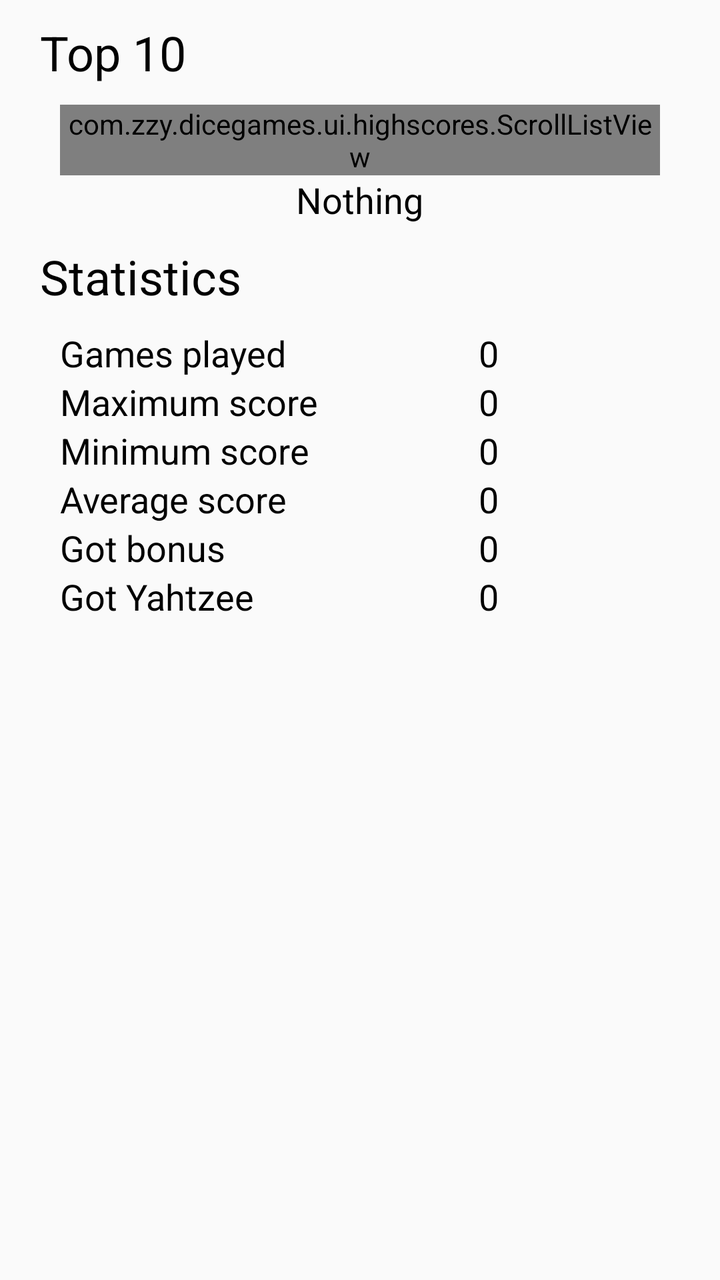
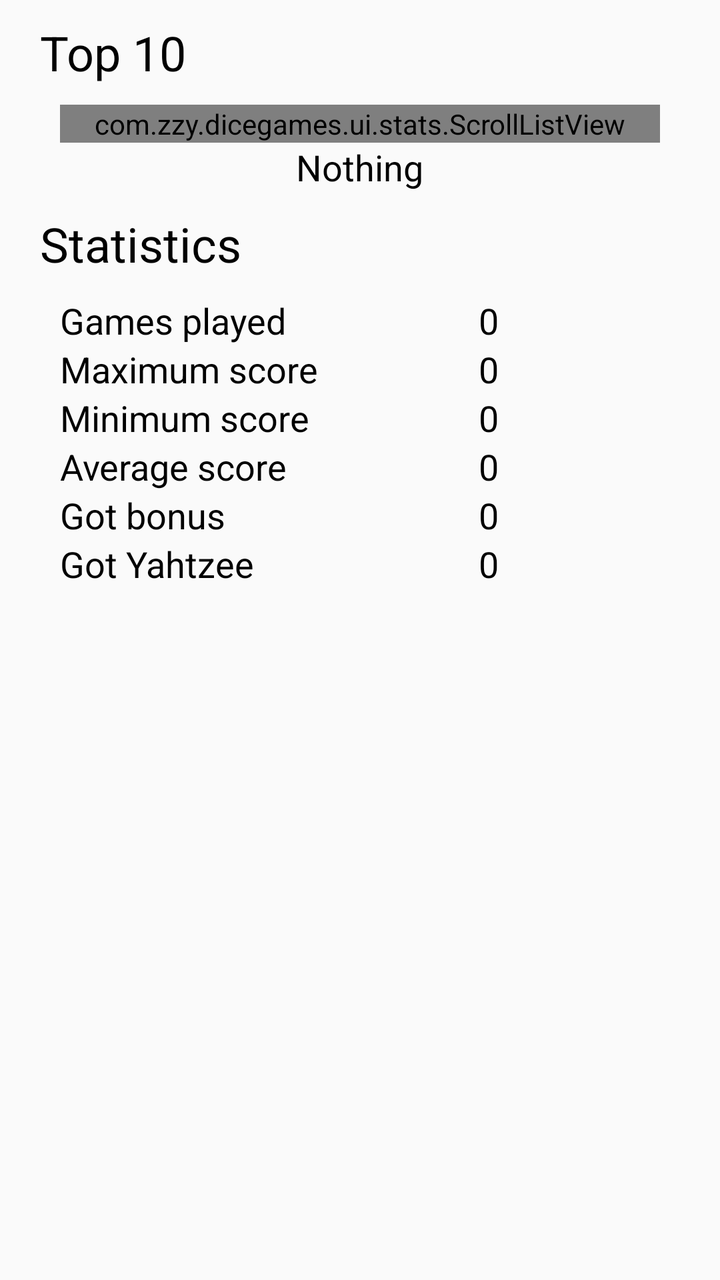

Compare the two renders of this Android layout. The source of the first and the diff that turns it into the second are given below.
<!-- AndroidManifest.xml: application theme AppTheme -->
<!-- res/layout/fragment_yahtzee_stats.xml -->
<?xml version="1.0" encoding="utf-8"?>
<ScrollView xmlns:android="http://schemas.android.com/apk/res/android"
    xmlns:tools="http://schemas.android.com/tools"
    android:layout_width="match_parent"
    android:layout_height="match_parent"
    tools:context=".ui.highscores.BaseYahtzeeStatsFragment">

    <LinearLayout
        android:layout_width="match_parent"
        android:layout_height="wrap_content"
        android:orientation="vertical">

        <TextView
            android:layout_width="wrap_content"
            android:layout_height="wrap_content"
            android:layout_marginStart="20dp"
            android:layout_marginTop="10dp"
            android:layout_marginBottom="10dp"
            android:text="@string/top10"
            android:textSize="24sp" />

        <com.zzy.dicegames.ui.highscores.ScrollListView
            android:id="@+id/lvHighScores"
            android:layout_width="match_parent"
            android:layout_height="wrap_content"
            android:layout_marginStart="30dp"
            android:layout_marginEnd="30dp" />

        <TextView
            android:id="@+id/tvNothing"
            android:layout_width="wrap_content"
            android:layout_height="wrap_content"
            android:layout_gravity="center_horizontal"
            android:text="@string/nothing"
            android:textSize="18sp" />

        <TextView
            android:layout_width="wrap_content"
            android:layout_height="wrap_content"
            android:layout_marginStart="20dp"
            android:layout_marginTop="10dp"
            android:layout_marginBottom="10dp"
            android:text="@string/statistics"
            android:textSize="24sp" />

        <TableLayout
            android:layout_width="match_parent"
            android:layout_height="wrap_content"
            android:layout_marginStart="30sp"
            android:layout_marginEnd="30sp"
            android:layout_marginBottom="20sp">

            <TableRow>

                <TextView
                    android:layout_width="match_parent"
                    android:layout_height="wrap_content"
                    android:layout_weight="1"
                    android:text="@string/gamesPlayed"
                    android:textSize="18sp" />

                <TextView
                    android:id="@+id/tvGamesPlayed"
                    android:layout_width="match_parent"
                    android:layout_height="wrap_content"
                    android:layout_weight="1"
                    android:text="0"
                    android:textSize="18sp" />

            </TableRow>

            <TableRow>

                <TextView
                    android:layout_width="match_parent"
                    android:layout_height="wrap_content"
                    android:layout_weight="1"
                    android:text="@string/maxScore"
                    android:textSize="18sp" />

                <TextView
                    android:id="@+id/tvMaxScore"
                    android:layout_width="match_parent"
                    android:layout_height="wrap_content"
                    android:layout_weight="1"
                    android:text="0"
                    android:textSize="18sp" />

            </TableRow>

            <TableRow>

                <TextView
                    android:layout_width="match_parent"
                    android:layout_height="wrap_content"
                    android:layout_weight="1"
                    android:text="@string/minScore"
                    android:textSize="18sp" />

                <TextView
                    android:id="@+id/tvMinScore"
                    android:layout_width="match_parent"
                    android:layout_height="wrap_content"
                    android:layout_weight="1"
                    android:text="0"
                    android:textSize="18sp" />

            </TableRow>

            <TableRow>

                <TextView
                    android:layout_width="match_parent"
                    android:layout_height="wrap_content"
                    android:layout_weight="1"
                    android:text="@string/averageScore"
                    android:textSize="18sp" />

                <TextView
                    android:id="@+id/tvAverageScore"
                    android:layout_width="match_parent"
                    android:layout_height="wrap_content"
                    android:layout_weight="1"
                    android:text="0"
                    android:textSize="18sp" />

            </TableRow>

            <TableRow>

                <TextView
                    android:layout_width="match_parent"
                    android:layout_height="wrap_content"
                    android:layout_weight="1"
                    android:text="@string/gotBonus"
                    android:textSize="18sp" />

                <TextView
                    android:id="@+id/tvGotBonus"
                    android:layout_width="match_parent"
                    android:layout_height="wrap_content"
                    android:layout_weight="1"
                    android:text="0"
                    android:textSize="18sp" />

            </TableRow>

            <TableRow>

                <TextView
                    android:layout_width="match_parent"
                    android:layout_height="wrap_content"
                    android:layout_weight="1"
                    android:text="@string/gotYahtzee"
                    android:textSize="18sp" />

                <TextView
                    android:id="@+id/tvGotYahtzee"
                    android:layout_width="match_parent"
                    android:layout_height="wrap_content"
                    android:layout_weight="1"
                    android:text="0"
                    android:textSize="18sp" />

            </TableRow>

        </TableLayout>

    </LinearLayout>

</ScrollView>
<!-- resources referenced by this layout -->
<resources>
  <string name="averageScore">Average score</string>
  <string name="gamesPlayed">Games played</string>
  <string name="gotBonus">Got bonus</string>
  <string name="gotYahtzee">Got Yahtzee</string>
  <string name="maxScore">Maximum score</string>
  <string name="minScore">Minimum score</string>
  <string name="nothing">Nothing</string>
  <string name="statistics">Statistics</string>
  <string name="top10">Top 10</string>
  <style name="AppTheme" parent="Theme.AppCompat.Light">
          
          <item name="android:textColor">@android:color/black</item>
          <item name="buttonStyle">@android:style/Widget.Holo.Light.Button</item>
      </style>
</resources>

<!-- the commit's change to res/layout/fragment_yahtzee_stats.xml (unified diff, before → after) -->
@@ -3,7 +3,7 @@
     xmlns:tools="http://schemas.android.com/tools"
     android:layout_width="match_parent"
     android:layout_height="match_parent"
-    tools:context=".ui.highscores.BaseYahtzeeStatsFragment">
+    tools:context=".ui.stats.BaseYahtzeeStatsFragment">
 
     <LinearLayout
         android:layout_width="match_parent"
@@ -19,7 +19,7 @@
             android:text="@string/top10"
             android:textSize="24sp" />
 
-        <com.zzy.dicegames.ui.highscores.ScrollListView
+        <com.zzy.dicegames.ui.stats.ScrollListView
             android:id="@+id/lvHighScores"
             android:layout_width="match_parent"
             android:layout_height="wrap_content"
